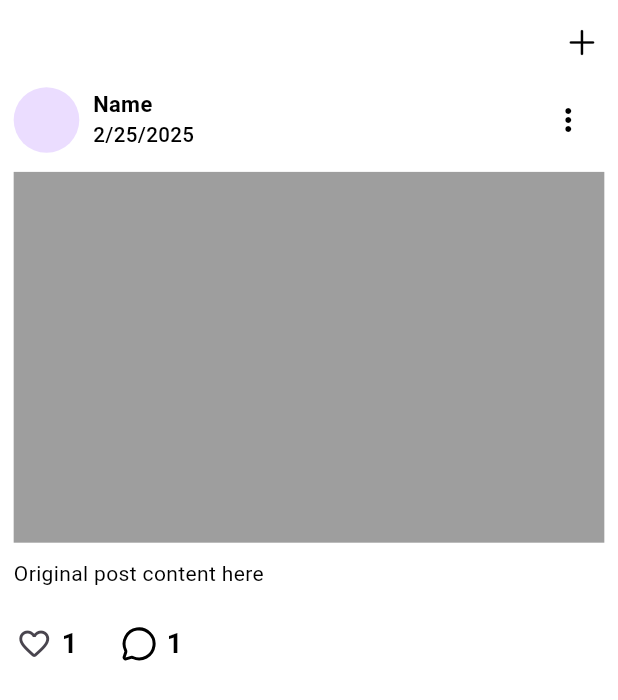
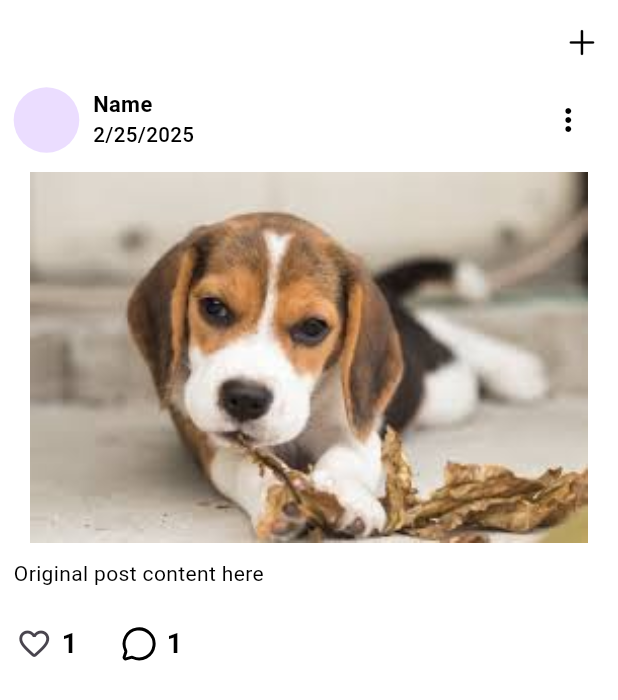
Before and after one commit to Chandupa04/furrpal, a Flutter app: the CommunityPage screen opened directly, on a phone screen of 412 x 824 dp. Shown: the top 700 px of the screen. Run offline on Flutter 3.47's test engine with Material 3 defaults, Android fonts, the phone set to English and light mode, and no system bars; our stand-ins replace cloud_firestore, email_validator, firebase_auth, firebase_core, firebase_storage, flutter_bloc and 5 more; missing offline and left inert: custom_check_box, platform_text; accounts and stored records are empty.

Commit message:
new changers

```diff
--- a/lib/features/community/presentation/widgets/community_post_card.dart
+++ b/lib/features/community/presentation/widgets/community_post_card.dart
@@ -238,10 +238,14 @@ class _CommunityPostCardState extends State<CommunityPostCard> {
           ),
           ContainerCustom(
             height: MediaQuery.of(context).size.height * 0.3,
+            child: Image.asset('assets/images/gallery.jpeg',
+            height: 250.h,
+            fit: BoxFit.contain,
+            ),
             width: double.infinity,
             marginTop: 10.h,
             marginBottom: 10.h,
-            bgColor: Colors.grey,
+            // bgColor: Colors.grey,
           ),
           TextCustomWidget(text: _postContent,textColor: blackColor,),
           TextCustomWidget(
--- a/lib/features/user_profile/presentation/pages/user_profile.dart
+++ b/lib/features/user_profile/presentation/pages/user_profile.dart
@@ -226,7 +226,7 @@ class _UserProfileState extends State<UserProfile> {
         mainAxisAlignment: MainAxisAlignment.center,
         children: [
 
-          Image.asset('assets/images/dog.jpg',
+          Image.asset('assets/images/dog.jpeg',
               width: 80, height: 80, fit: BoxFit.cover),
           const SizedBox(height: 8),
           Text(dogName,
```
Also changed, not shown: assets/images/dog.jpeg (added), assets/images/gallery.jpeg (added), assets/images/puppy.jpeg (added).
